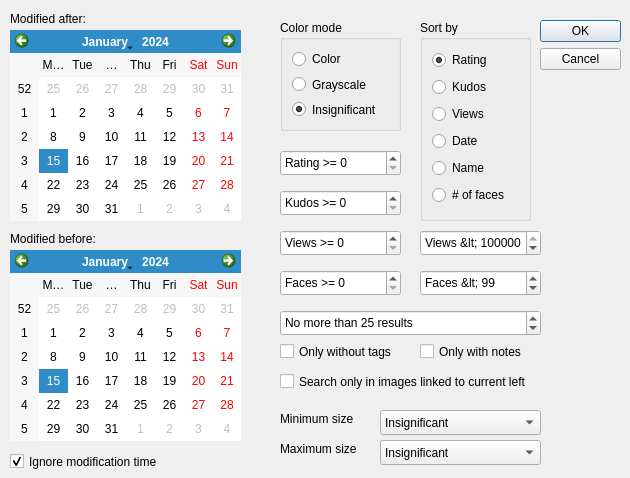
Above: milla-view/searchform.ui from matrixsmaster/MILLA before the change. Below: the same form after it.
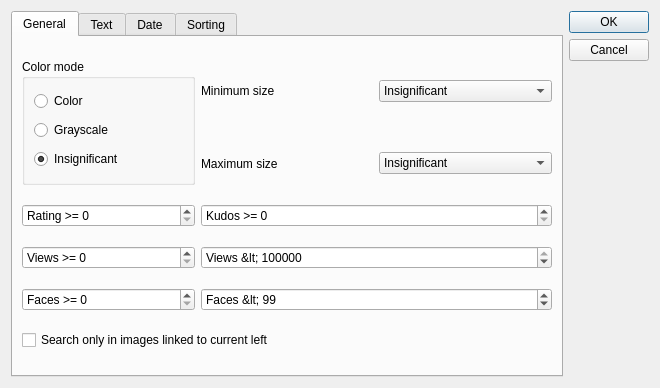
That is the form after the change. Icons and pictures are not drawn.

Commit message: Redesigned search dialog. Added viewer state serialization code.

The edit to the form file:
```diff
--- a/milla-view/searchform.ui
+++ b/milla-view/searchform.ui
@@ -9,8 +9,8 @@
    <rect>
     <x>0</x>
     <y>0</y>
-    <width>630</width>
-    <height>478</height>
+    <width>660</width>
+    <height>388</height>
    </rect>
   </property>
   <property name="windowTitle">
@@ -20,115 +20,19 @@
    <iconset resource="milla-view.qrc">
     <normaloff>:/milla.png</normaloff>:/milla.png</iconset>
   </property>
-  <widget class="QDialogButtonBox" name="buttonBox">
-   <property name="geometry">
-    <rect>
-     <x>540</x>
-     <y>20</y>
-     <width>81</width>
-     <height>221</height>
-    </rect>
-   </property>
-   <property name="orientation">
-    <enum>Qt::Vertical</enum>
-   </property>
-   <property name="standardButtons">
-    <set>QDialogButtonBox::Cancel|QDialogButtonBox::Ok</set>
-   </property>
-  </widget>
-  <widget class="QCalendarWidget" name="calendarWidget">
-   <property name="geometry">
-    <rect>
-     <x>10</x>
-     <y>30</y>
-     <width>231</width>
-     <height>191</height>
-    </rect>
-   </property>
-  </widget>
-  <widget class="QSpinBox" name="spinBox">
-   <property name="geometry">
-    <rect>
-     <x>280</x>
-     <y>150</y>
-     <width>121</width>
-     <height>26</height>
-    </rect>
-   </property>
-   <property name="prefix">
-    <string>Rating &gt;= </string>
-   </property>
-   <property name="minimum">
+  <layout class="QHBoxLayout" name="horizontalLayout">
+   <item>
+    <widget class="QTabWidget" name="tabWidget">
+     <property name="currentIndex">
     <number>0</number>
    </property>
-   <property name="maximum">
-    <number>5</number>
-   </property>
-   <property name="value">
-    <number>0</number>
-   </property>
-  </widget>
-  <widget class="QSpinBox" name="spinBox_2">
-   <property name="geometry">
-    <rect>
-     <x>280</x>
-     <y>230</y>
-     <width>121</width>
-     <height>26</height>
-    </rect>
-   </property>
-   <property name="prefix">
-    <string>Views &gt;= </string>
-   </property>
-   <property name="maximum">
-    <number>1000</number>
-   </property>
-  </widget>
-  <widget class="QLabel" name="label">
-   <property name="geometry">
-    <rect>
-     <x>10</x>
-     <y>230</y>
-     <width>101</width>
-     <height>17</height>
-    </rect>
-   </property>
-   <property name="text">
-    <string>Modified before:</string>
-   </property>
-  </widget>
-  <widget class="QLabel" name="label_2">
-   <property name="geometry">
-    <rect>
-     <x>10</x>
-     <y>10</y>
-     <width>91</width>
-     <height>17</height>
-    </rect>
-   </property>
-   <property name="text">
-    <string>Modified after:</string>
-   </property>
-  </widget>
-  <widget class="QCalendarWidget" name="calendarWidget_2">
-   <property name="geometry">
-    <rect>
-     <x>10</x>
-     <y>250</y>
-     <width>231</width>
-     <height>191</height>
-    </rect>
-   </property>
-  </widget>
+     <widget class="QWidget" name="tab">
+      <attribute name="title">
+       <string>General</string>
+      </attribute>
+      <layout class="QGridLayout" name="gridLayout">
+       <item row="0" column="0" rowspan="2">
   <widget class="QGroupBox" name="groupBox">
-   <property name="geometry">
-    <rect>
-     <x>280</x>
-     <y>20</y>
-     <width>121</width>
-     <height>111</height>
-    </rect>
-   </property>
    <property name="title">
     <string>Color mode</string>
    </property>
@@ -159,28 +63,247 @@
     </item>
    </layout>
   </widget>
+       </item>
+       <item row="0" column="1">
+        <widget class="QLabel" name="label_3">
+         <property name="text">
+          <string>Minimum size</string>
+         </property>
+        </widget>
+       </item>
+       <item row="0" column="2">
+        <widget class="QComboBox" name="comboBox">
+         <item>
+          <property name="text">
+           <string>Insignificant</string>
+          </property>
+         </item>
+         <item>
+          <property name="text">
+           <string>0.3 Mp (640x480)</string>
+          </property>
+         </item>
+         <item>
+          <property name="text">
+           <string>0.7 Mp (1024x768)</string>
+          </property>
+         </item>
+         <item>
+          <property name="text">
+           <string>1.0 Mp (1152x864)</string>
+          </property>
+         </item>
+         <item>
+          <property name="text">
+           <string>1.2 Mp (1280x960)</string>
+          </property>
+         </item>
+         <item>
+          <property name="text">
+           <string>1.9 Mp (1600x1200)</string>
+          </property>
+         </item>
+         <item>
+          <property name="text">
+           <string>2.0 Mp (1920x1080)</string>
+          </property>
+         </item>
+         <item>
+          <property name="text">
+           <string>2.2 Mp (1720x1280)</string>
+          </property>
+         </item>
+         <item>
+          <property name="text">
+           <string>3.1 Mp (2048x1536)</string>
+          </property>
+         </item>
+         <item>
+          <property name="text">
+           <string>4.5 Mp (2592x1728)</string>
+          </property>
+         </item>
+         <item>
+          <property name="text">
+           <string>4.9 Mp (2560x1920)</string>
+          </property>
+         </item>
+         <item>
+          <property name="text">
+           <string>6.0 Mp (3008x2008)</string>
+          </property>
+         </item>
+         <item>
+          <property name="text">
+           <string>8.0 Mp (3264x2448)</string>
+          </property>
+         </item>
+         <item>
+          <property name="text">
+           <string>11.5 Mp (4520x2540)</string>
+          </property>
+         </item>
+         <item>
+          <property name="text">
+           <string>12.0 Mp (4048x3040)</string>
+          </property>
+         </item>
+        </widget>
+       </item>
+       <item row="1" column="1">
+        <widget class="QLabel" name="label_4">
+         <property name="text">
+          <string>Maximum size</string>
+         </property>
+        </widget>
+       </item>
+       <item row="1" column="2">
+        <widget class="QComboBox" name="comboBox_2">
+         <item>
+          <property name="text">
+           <string>Insignificant</string>
+          </property>
+         </item>
+         <item>
+          <property name="text">
+           <string>0.3 Mp (640x480)</string>
+          </property>
+         </item>
+         <item>
+          <property name="text">
+           <string>0.7 Mp (1024x768)</string>
+          </property>
+         </item>
+         <item>
+          <property name="text">
+           <string>1.0 Mp (1152x864)</string>
+          </property>
+         </item>
+         <item>
+          <property name="text">
+           <string>1.2 Mp (1280x960)</string>
+          </property>
+         </item>
+         <item>
+          <property name="text">
+           <string>1.9 Mp (1600x1200)</string>
+          </property>
+         </item>
+         <item>
+          <property name="text">
+           <string>2.0 Mp (1920x1080)</string>
+          </property>
+         </item>
+         <item>
+          <property name="text">
+           <string>2.2 Mp (1720x1280)</string>
+          </property>
+         </item>
+         <item>
+          <property name="text">
+           <string>3.1 Mp (2048x1536)</string>
+          </property>
+         </item>
+         <item>
+          <property name="text">
+           <string>4.5 Mp (2592x1728)</string>
+          </property>
+         </item>
+         <item>
+          <property name="text">
+           <string>4.9 Mp (2560x1920)</string>
+          </property>
+         </item>
+         <item>
+          <property name="text">
+           <string>6.0 Mp (3008x2008)</string>
+          </property>
+         </item>
+         <item>
+          <property name="text">
+           <string>8.0 Mp (3264x2448)</string>
+          </property>
+         </item>
+         <item>
+          <property name="text">
+           <string>11.5 Mp (4520x2540)</string>
+          </property>
+         </item>
+         <item>
+          <property name="text">
+           <string>12.0 Mp (4048x3040)</string>
+          </property>
+         </item>
+        </widget>
+       </item>
+       <item row="2" column="0">
+        <widget class="QSpinBox" name="spinBox">
+         <property name="prefix">
+          <string>Rating &gt;= </string>
+         </property>
+         <property name="minimum">
+          <number>0</number>
+         </property>
+         <property name="maximum">
+          <number>5</number>
+         </property>
+         <property name="value">
+          <number>0</number>
+         </property>
+        </widget>
+       </item>
+       <item row="2" column="1" colspan="2">
+        <widget class="QSpinBox" name="spinBox_5">
+         <property name="prefix">
+          <string>Kudos &gt;= </string>
+         </property>
+         <property name="maximum">
+          <number>500</number>
+         </property>
+        </widget>
+       </item>
+       <item row="3" column="0">
+        <widget class="QSpinBox" name="spinBox_2">
+         <property name="prefix">
+          <string>Views &gt;= </string>
+         </property>
+         <property name="maximum">
+          <number>1000</number>
+         </property>
+        </widget>
+       </item>
+       <item row="3" column="1" colspan="2">
+        <widget class="QSpinBox" name="spinBox_6">
+         <property name="prefix">
+          <string>Views &lt; </string>
+         </property>
+         <property name="minimum">
+          <number>1</number>
+         </property>
+         <property name="maximum">
+          <number>999999</number>
+         </property>
+         <property name="value">
+          <number>999999</number>
+         </property>
+        </widget>
+       </item>
+       <item row="4" column="0">
   <widget class="QSpinBox" name="spinBox_3">
-   <property name="geometry">
-    <rect>
-     <x>280</x>
-     <y>270</y>
-     <width>121</width>
-     <height>26</height>
-    </rect>
-   </property>
    <property name="prefix">
     <string>Faces &gt;= </string>
    </property>
   </widget>
+       </item>
+       <item row="5" column="0" colspan="3">
+        <widget class="QCheckBox" name="checkBox_2">
+         <property name="text">
+          <string>Search only in images linked to current left</string>
+         </property>
+        </widget>
+       </item>
+       <item row="4" column="1" colspan="2">
   <widget class="QSpinBox" name="spinBox_4">
-   <property name="geometry">
-    <rect>
-     <x>420</x>
-     <y>270</y>
-     <width>121</width>
-     <height>26</height>
-    </rect>
-   </property>
    <property name="prefix">
     <string>Faces &lt; </string>
    </property>
@@ -194,15 +317,104 @@
     <number>99</number>
    </property>
   </widget>
+       </item>
+      </layout>
+     </widget>
+     <widget class="QWidget" name="tab_2">
+      <attribute name="title">
+       <string>Text</string>
+      </attribute>
+      <layout class="QGridLayout" name="gridLayout_2">
+       <item row="0" column="0">
+        <widget class="QCheckBox" name="checkBox">
+         <property name="text">
+          <string>Only without tags</string>
+         </property>
+        </widget>
+       </item>
+       <item row="0" column="1">
+        <widget class="QCheckBox" name="checkBox_4">
+         <property name="text">
+          <string>Only with notes</string>
+         </property>
+        </widget>
+       </item>
+       <item row="1" column="0">
+        <widget class="QLabel" name="label_5">
+         <property name="text">
+          <string>Filename contains</string>
+         </property>
+        </widget>
+       </item>
+       <item row="1" column="1">
+        <widget class="QLineEdit" name="lineEdit"/>
+       </item>
+       <item row="2" column="0">
+        <widget class="QLabel" name="label_6">
+         <property name="text">
+          <string>Path contains</string>
+         </property>
+        </widget>
+       </item>
+       <item row="2" column="1">
+        <widget class="QLineEdit" name="lineEdit_2"/>
+       </item>
+       <item row="3" column="0">
+        <widget class="QLabel" name="label_7">
+         <property name="text">
+          <string>Notes contains</string>
+         </property>
+        </widget>
+       </item>
+       <item row="3" column="1">
+        <widget class="QLineEdit" name="lineEdit_3"/>
+       </item>
+      </layout>
+     </widget>
+     <widget class="QWidget" name="tab_3">
+      <attribute name="title">
+       <string>Date</string>
+      </attribute>
+      <layout class="QGridLayout" name="gridLayout_3">
+       <item row="0" column="0">
+        <widget class="QLabel" name="label_2">
+         <property name="text">
+          <string>Modified after:</string>
+         </property>
+        </widget>
+       </item>
+       <item row="0" column="1">
+        <widget class="QLabel" name="label">
+         <property name="text">
+          <string>Modified before:</string>
+         </property>
+        </widget>
+       </item>
+       <item row="1" column="0">
+        <widget class="QCalendarWidget" name="calendarWidget"/>
+       </item>
+       <item row="1" column="1">
+        <widget class="QCalendarWidget" name="calendarWidget_2"/>
+       </item>
+       <item row="2" column="0">
+        <widget class="QCheckBox" name="checkBox_3">
+         <property name="text">
+          <string>Ignore modification time</string>
+         </property>
+         <property name="checked">
+          <bool>true</bool>
+         </property>
+        </widget>
+       </item>
+      </layout>
+     </widget>
+     <widget class="QWidget" name="tab_4">
+      <attribute name="title">
+       <string>Sorting</string>
+      </attribute>
+      <layout class="QVBoxLayout" name="verticalLayout_3">
+       <item>
   <widget class="QGroupBox" name="groupBox_2">
-   <property name="geometry">
-    <rect>
-     <x>420</x>
-     <y>20</y>
-     <width>111</width>
-     <height>201</height>
-    </rect>
-   </property>
    <property name="title">
     <string>Sort by</string>
    </property>
@@ -254,304 +466,9 @@
     </item>
    </layout>
   </widget>
-  <widget class="QSpinBox" name="spinBox_5">
-   <property name="geometry">
-    <rect>
-     <x>280</x>
-     <y>190</y>
-     <width>121</width>
-     <height>26</height>
-    </rect>
-   </property>
-   <property name="prefix">
-    <string>Kudos &gt;= </string>
-   </property>
-   <property name="maximum">
-    <number>500</number>
-   </property>
-  </widget>
-  <widget class="QCheckBox" name="checkBox">
-   <property name="geometry">
-    <rect>
-     <x>280</x>
-     <y>340</y>
-     <width>131</width>
-     <height>23</height>
-    </rect>
-   </property>
-   <property name="text">
-    <string>Only without tags</string>
-   </property>
-  </widget>
-  <widget class="QCheckBox" name="checkBox_2">
-   <property name="geometry">
-    <rect>
-     <x>280</x>
-     <y>370</y>
-     <width>271</width>
-     <height>23</height>
-    </rect>
-   </property>
-   <property name="text">
-    <string>Search only in images linked to current left</string>
-   </property>
-  </widget>
-  <widget class="QComboBox" name="comboBox">
-   <property name="geometry">
-    <rect>
-     <x>380</x>
-     <y>410</y>
-     <width>161</width>
-     <height>25</height>
-    </rect>
-   </property>
-   <item>
-    <property name="text">
-     <string>Insignificant</string>
-    </property>
    </item>
    <item>
-    <property name="text">
-     <string>0.3 Mp (640x480)</string>
-    </property>
-   </item>
-   <item>
-    <property name="text">
-     <string>0.7 Mp (1024x768)</string>
-    </property>
-   </item>
-   <item>
-    <property name="text">
-     <string>1.0 Mp (1152x864)</string>
-    </property>
-   </item>
-   <item>
-    <property name="text">
-     <string>1.2 Mp (1280x960)</string>
-    </property>
-   </item>
-   <item>
-    <property name="text">
-     <string>1.9 Mp (1600x1200)</string>
-    </property>
-   </item>
-   <item>
-    <property name="text">
-     <string>2.0 Mp (1920x1080)</string>
-    </property>
-   </item>
-   <item>
-    <property name="text">
-     <string>2.2 Mp (1720x1280)</string>
-    </property>
-   </item>
-   <item>
-    <property name="text">
-     <string>3.1 Mp (2048x1536)</string>
-    </property>
-   </item>
-   <item>
-    <property name="text">
-     <string>4.5 Mp (2592x1728)</string>
-    </property>
-   </item>
-   <item>
-    <property name="text">
-     <string>4.9 Mp (2560x1920)</string>
-    </property>
-   </item>
-   <item>
-    <property name="text">
-     <string>6.0 Mp (3008x2008)</string>
-    </property>
-   </item>
-   <item>
-    <property name="text">
-     <string>8.0 Mp (3264x2448)</string>
-    </property>
-   </item>
-   <item>
-    <property name="text">
-     <string>11.5 Mp (4520x2540)</string>
-    </property>
-   </item>
-   <item>
-    <property name="text">
-     <string>12.0 Mp (4048x3040)</string>
-    </property>
-   </item>
-  </widget>
-  <widget class="QLabel" name="label_3">
-   <property name="geometry">
-    <rect>
-     <x>280</x>
-     <y>410</y>
-     <width>91</width>
-     <height>17</height>
-    </rect>
-   </property>
-   <property name="text">
-    <string>Minimum size</string>
-   </property>
-  </widget>
-  <widget class="QLabel" name="label_4">
-   <property name="geometry">
-    <rect>
-     <x>280</x>
-     <y>440</y>
-     <width>91</width>
-     <height>17</height>
-    </rect>
-   </property>
-   <property name="text">
-    <string>Maximum size</string>
-   </property>
-  </widget>
-  <widget class="QComboBox" name="comboBox_2">
-   <property name="geometry">
-    <rect>
-     <x>380</x>
-     <y>440</y>
-     <width>161</width>
-     <height>25</height>
-    </rect>
-   </property>
-   <item>
-    <property name="text">
-     <string>Insignificant</string>
-    </property>
-   </item>
-   <item>
-    <property name="text">
-     <string>0.3 Mp (640x480)</string>
-    </property>
-   </item>
-   <item>
-    <property name="text">
-     <string>0.7 Mp (1024x768)</string>
-    </property>
-   </item>
-   <item>
-    <property name="text">
-     <string>1.0 Mp (1152x864)</string>
-    </property>
-   </item>
-   <item>
-    <property name="text">
-     <string>1.2 Mp (1280x960)</string>
-    </property>
-   </item>
-   <item>
-    <property name="text">
-     <string>1.9 Mp (1600x1200)</string>
-    </property>
-   </item>
-   <item>
-    <property name="text">
-     <string>2.0 Mp (1920x1080)</string>
-    </property>
-   </item>
-   <item>
-    <property name="text">
-     <string>2.2 Mp (1720x1280)</string>
-    </property>
-   </item>
-   <item>
-    <property name="text">
-     <string>3.1 Mp (2048x1536)</string>
-    </property>
-   </item>
-   <item>
-    <property name="text">
-     <string>4.5 Mp (2592x1728)</string>
-    </property>
-   </item>
-   <item>
-    <property name="text">
-     <string>4.9 Mp (2560x1920)</string>
-    </property>
-   </item>
-   <item>
-    <property name="text">
-     <string>6.0 Mp (3008x2008)</string>
-    </property>
-   </item>
-   <item>
-    <property name="text">
-     <string>8.0 Mp (3264x2448)</string>
-    </property>
-   </item>
-   <item>
-    <property name="text">
-     <string>11.5 Mp (4520x2540)</string>
-    </property>
-   </item>
-   <item>
-    <property name="text">
-     <string>12.0 Mp (4048x3040)</string>
-    </property>
-   </item>
-  </widget>
-  <widget class="QSpinBox" name="spinBox_6">
-   <property name="geometry">
-    <rect>
-     <x>420</x>
-     <y>230</y>
-     <width>121</width>
-     <height>26</height>
-    </rect>
-   </property>
-   <property name="prefix">
-    <string>Views &lt; </string>
-   </property>
-   <property name="minimum">
-    <number>1</number>
-   </property>
-   <property name="maximum">
-    <number>999999</number>
-   </property>
-   <property name="value">
-    <number>999999</number>
-   </property>
-  </widget>
-  <widget class="QCheckBox" name="checkBox_3">
-   <property name="geometry">
-    <rect>
-     <x>10</x>
-     <y>450</y>
-     <width>171</width>
-     <height>23</height>
-    </rect>
-   </property>
-   <property name="text">
-    <string>Ignore modification time</string>
-   </property>
-   <property name="checked">
-    <bool>true</bool>
-   </property>
-  </widget>
-  <widget class="QCheckBox" name="checkBox_4">
-   <property name="geometry">
-    <rect>
-     <x>420</x>
-     <y>340</y>
-     <width>121</width>
-     <height>23</height>
-    </rect>
-   </property>
-   <property name="text">
-    <string>Only with notes</string>
-   </property>
-  </widget>
   <widget class="QSpinBox" name="spinBox_7">
-   <property name="geometry">
-    <rect>
-     <x>280</x>
-     <y>310</y>
-     <width>261</width>
-     <height>26</height>
-    </rect>
-   </property>
    <property name="suffix">
     <string> results</string>
    </property>
@@ -568,6 +485,22 @@
     <number>25</number>
    </property>
   </widget>
+       </item>
+      </layout>
+     </widget>
+    </widget>
+   </item>
+   <item>
+    <widget class="QDialogButtonBox" name="buttonBox">
+     <property name="orientation">
+      <enum>Qt::Vertical</enum>
+     </property>
+     <property name="standardButtons">
+      <set>QDialogButtonBox::Cancel|QDialogButtonBox::Ok</set>
+     </property>
+    </widget>
+   </item>
+  </layout>
  </widget>
  <resources>
   <include location="milla-view.qrc"/>
```
Lines whose indentation alone changed are shown as unchanged. The commit also changes 5 other files.
